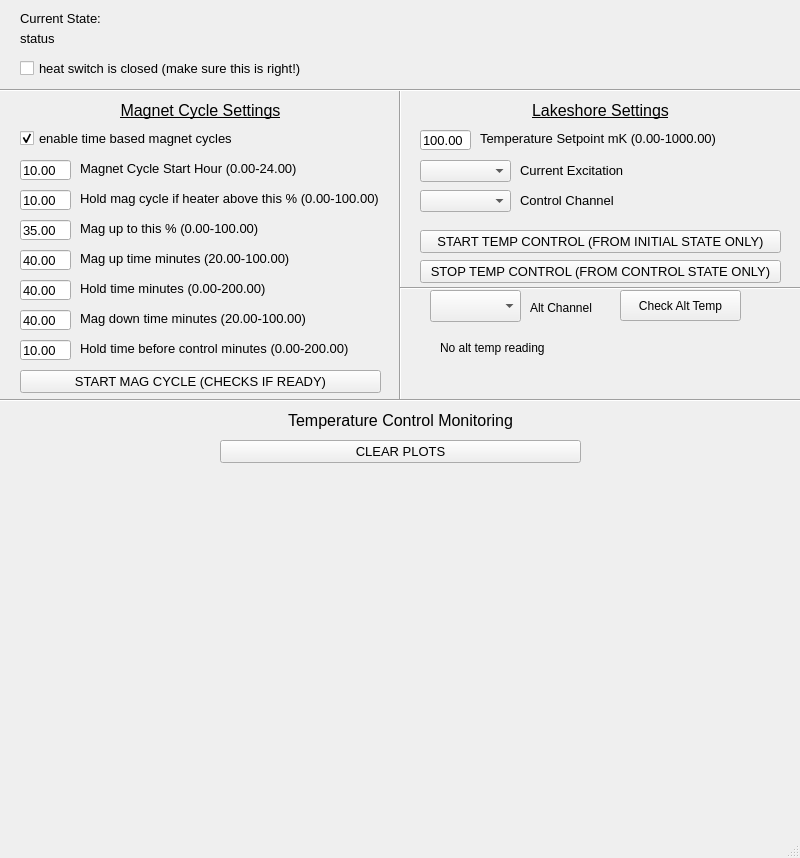
First picture: the form in adr_gui/adr_gui.ui, repository usnistgov/quantum-sensors-tdm, before the edit.
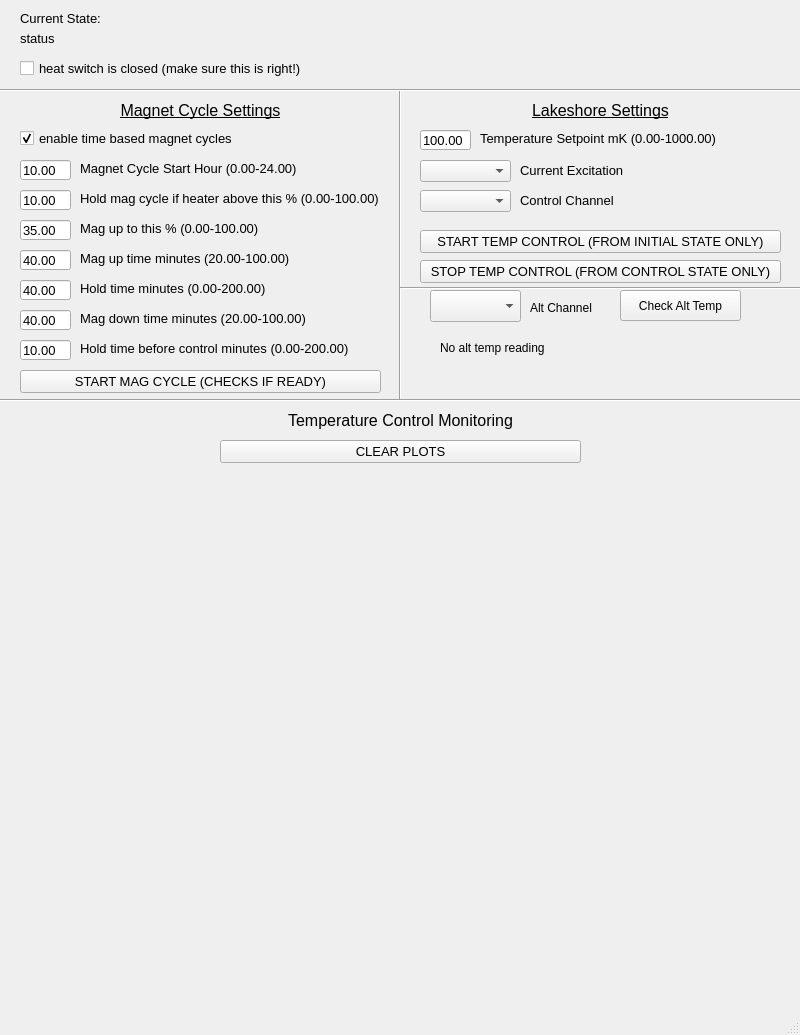
Second picture: the form after the edit.

Commit message: Add ability for LabJack to measure magnet current via BOP current sense pins

Diff of the .ui file:
```diff
--- a/adr_gui/adr_gui.ui
+++ b/adr_gui/adr_gui.ui
@@ -7,7 +7,7 @@
     <x>0</x>
     <y>0</y>
     <width>800</width>
-    <height>858</height>
+    <height>1035</height>
    </rect>
   </property>
   <property name="windowTitle">
@@ -715,6 +715,17 @@
      <string>No alt temp reading</string>
     </property>
    </widget>
+   <widget class="QWidget" name="verticalLayoutWidget_3">
+    <property name="geometry">
+     <rect>
+      <x>20</x>
+      <y>810</y>
+      <width>761</width>
+      <height>161</height>
+     </rect>
+    </property>
+    <layout class="QVBoxLayout" name="currentPlotLayout_2"/>
+   </widget>
   </widget>
   <widget class="QMenuBar" name="menubar">
    <property name="geometry">
```
The commit also changes 2 other files.
